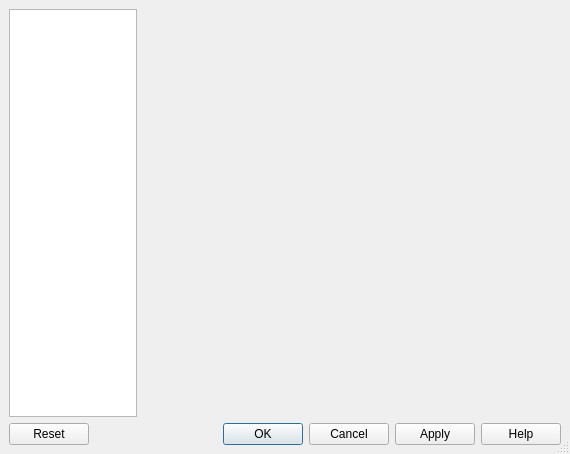
Old version of the form src/Gui/DlgPreferences.ui in the repository southseact-3d/fcd.
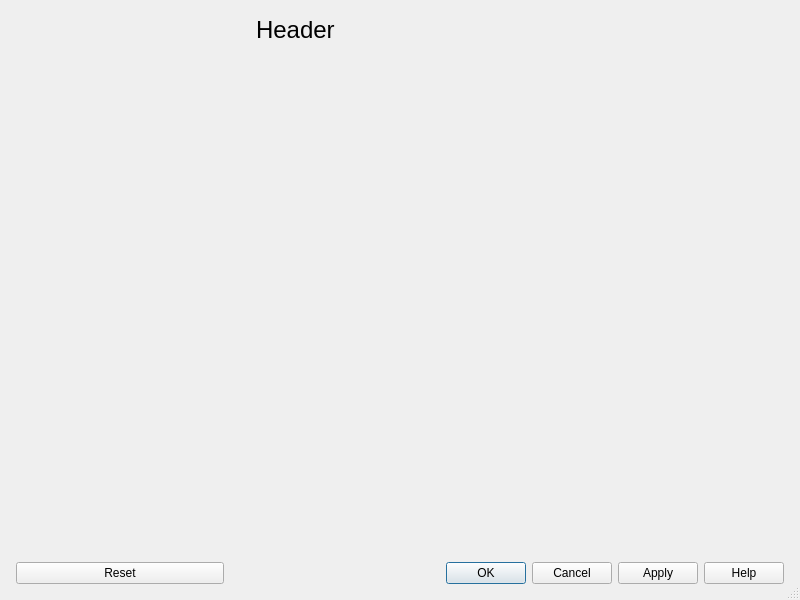
New version of the form.

Commit message:
Gui: Rework preferences navigation as TreeView
This recreates current ListBox + TabView navigation model into
navigation based on TreeView.

Diff of the .ui file:
```diff
--- a/src/Gui/DlgPreferences.ui
+++ b/src/Gui/DlgPreferences.ui
@@ -6,8 +6,8 @@
    <rect>
     <x>0</x>
     <y>0</y>
-    <width>570</width>
-    <height>454</height>
+    <width>800</width>
+    <height>600</height>
    </rect>
   </property>
   <property name="windowTitle">
@@ -20,75 +20,228 @@
    <bool>true</bool>
   </property>
   <layout class="QGridLayout">
-   <property name="margin">
-    <number>9</number>
+   <property name="leftMargin">
+    <number>0</number>
+   </property>
+   <property name="topMargin">
+    <number>0</number>
+   </property>
+   <property name="rightMargin">
+    <number>0</number>
+   </property>
+   <property name="bottomMargin">
+    <number>0</number>
    </property>
    <property name="spacing">
     <number>6</number>
    </property>
-   <item row="0" column="0">
-    <layout class="QHBoxLayout">
+   <item row="1" column="0">
+    <layout class="QHBoxLayout" name="horizontalLayout">
      <property name="spacing">
-      <number>6</number>
-     </property>
-     <property name="margin">
       <number>0</number>
      </property>
      <item>
-      <widget class="QListWidget" name="listBox">
+      <widget class="QFrame" name="sidebar">
        <property name="sizePolicy">
-        <sizepolicy hsizetype="Fixed" vsizetype="Expanding">
+        <sizepolicy hsizetype="Expanding" vsizetype="Preferred">
          <horstretch>0</horstretch>
          <verstretch>0</verstretch>
         </sizepolicy>
        </property>
        <property name="minimumSize">
         <size>
-         <width>120</width>
+         <width>180</width>
          <height>0</height>
         </size>
        </property>
        <property name="maximumSize">
         <size>
-         <width>128</width>
+         <width>240</width>
          <height>16777215</height>
         </size>
        </property>
+       <property name="autoFillBackground">
+        <bool>false</bool>
+       </property>
+       <property name="styleSheet">
+        <string notr="true">QFrame { background-color: rgba(0, 0, 0, 25); }
+QFrame::item { padding: 6px 8px };</string>
+       </property>
        <property name="frameShape">
-        <enum>QFrame::StyledPanel</enum>
+        <enum>QFrame::NoFrame</enum>
        </property>
        <property name="frameShadow">
-        <enum>QFrame::Sunken</enum>
+        <enum>QFrame::Raised</enum>
        </property>
-       <property name="horizontalScrollBarPolicy">
-        <enum>Qt::ScrollBarAlwaysOff</enum>
+       <property name="lineWidth">
+        <number>0</number>
        </property>
-       <property name="iconSize">
-        <size>
-         <width>96</width>
-         <height>96</height>
-        </size>
-       </property>
-       <property name="spacing">
-        <number>12</number>
-       </property>
-       <property name="viewMode">
-        <enum>QListView::IconMode</enum>
-       </property>
+       <layout class="QVBoxLayout" name="verticalLayout_4">
+        <property name="spacing">
+         <number>0</number>
+        </property>
+        <property name="leftMargin">
+         <number>0</number>
+        </property>
+        <property name="topMargin">
+         <number>12</number>
+        </property>
+        <property name="rightMargin">
+         <number>0</number>
+        </property>
+        <property name="bottomMargin">
+         <number>0</number>
+        </property>
+        <item>
+         <widget class="QTreeView" name="groupsTreeView">
+          <property name="contextMenuPolicy">
+           <enum>Qt::NoContextMenu</enum>
+          </property>
+          <property name="autoFillBackground">
+           <bool>false</bool>
+          </property>
+          <property name="styleSheet">
+           <string notr="true">background-color: transparent;</string>
+          </property>
+          <property name="frameShape">
+           <enum>QFrame::NoFrame</enum>
+          </property>
+          <property name="lineWidth">
+           <number>0</number>
+          </property>
+          <property name="autoScroll">
+           <bool>false</bool>
+          </property>
+          <property name="iconSize">
+           <size>
+            <width>24</width>
+            <height>24</height>
+           </size>
+          </property>
+          <attribute name="headerVisible">
+           <bool>false</bool>
+          </attribute>
+         </widget>
+        </item>
+        <item>
+         <layout class="QVBoxLayout" name="actions">
+          <property name="spacing">
+           <number>8</number>
+          </property>
+          <property name="leftMargin">
+           <number>16</number>
+          </property>
+          <property name="topMargin">
+           <number>16</number>
+          </property>
+          <property name="rightMargin">
+           <number>16</number>
+          </property>
+          <property name="bottomMargin">
+           <number>16</number>
+          </property>
+          <item>
+           <widget class="QPushButton" name="buttonReset">
+            <property name="sizePolicy">
+             <sizepolicy hsizetype="Expanding" vsizetype="Fixed">
+              <horstretch>1</horstretch>
+              <verstretch>0</verstretch>
+             </sizepolicy>
+            </property>
+            <property name="text">
+             <string>Reset</string>
+            </property>
+           </widget>
+          </item>
+         </layout>
+        </item>
+       </layout>
       </widget>
      </item>
      <item>
-      <widget class="QStackedWidget" name="tabWidgetStack"/>
+      <widget class="QFrame" name="verticalFrame">
+       <layout class="QVBoxLayout" name="content">
+        <property name="spacing">
+         <number>12</number>
+        </property>
+        <property name="leftMargin">
+         <number>16</number>
+        </property>
+        <property name="topMargin">
+         <number>16</number>
+        </property>
+        <property name="rightMargin">
+         <number>16</number>
+        </property>
+        <property name="bottomMargin">
+         <number>16</number>
+        </property>
+        <item>
+         <layout class="QHBoxLayout" name="horizontalLayout_3">
+          <property name="sizeConstraint">
+           <enum>QLayout::SetDefaultConstraint</enum>
+          </property>
+          <item>
+           <widget class="QLabel" name="headerLabel">
+            <property name="font">
+             <font>
+              <pointsize>18</pointsize>
+             </font>
+            </property>
+            <property name="text">
+             <string>Header</string>
+            </property>
+           </widget>
+          </item>
+          <item>
+           <spacer name="horizontalSpacer">
+            <property name="orientation">
+             <enum>Qt::Horizontal</enum>
+            </property>
+            <property name="sizeHint" stdset="0">
+             <size>
+              <width>40</width>
+              <height>20</height>
+             </size>
+            </property>
+           </spacer>
+          </item>
+         </layout>
+        </item>
+        <item>
+         <widget class="QStackedWidget" name="groupWidgetStack">
+          <property name="sizePolicy">
+           <sizepolicy hsizetype="Preferred" vsizetype="Preferred">
+            <horstretch>1</horstretch>
+            <verstretch>1</verstretch>
+           </sizepolicy>
+          </property>
+         </widget>
+        </item>
+        <item>
+         <widget class="QDialogButtonBox" name="buttonBox">
+          <property name="sizePolicy">
+           <sizepolicy hsizetype="Expanding" vsizetype="Fixed">
+            <horstretch>0</horstretch>
+            <verstretch>0</verstretch>
+           </sizepolicy>
+          </property>
+          <property name="autoFillBackground">
+           <bool>false</bool>
+          </property>
+          <property name="standardButtons">
+           <set>QDialogButtonBox::Apply|QDialogButtonBox::Cancel|QDialogButtonBox::Help|QDialogButtonBox::Ok</set>
+          </property>
+          <property name="centerButtons">
+           <bool>false</bool>
+          </property>
+         </widget>
+        </item>
+       </layout>
+      </widget>
      </item>
     </layout>
    </item>
-   <item row="1" column="0">
-    <widget class="QDialogButtonBox" name="buttonBox">
-     <property name="standardButtons">
-      <set>QDialogButtonBox::Apply|QDialogButtonBox::Cancel|QDialogButtonBox::Help|QDialogButtonBox::Ok|QDialogButtonBox::Reset</set>
-     </property>
-    </widget>
-   </item>
   </layout>
  </widget>
  <layoutdefault spacing="6" margin="11"/>
```
Left out of the diff: 2 changed lines with no effect on the pictures. The commit also changes 2 other files.
